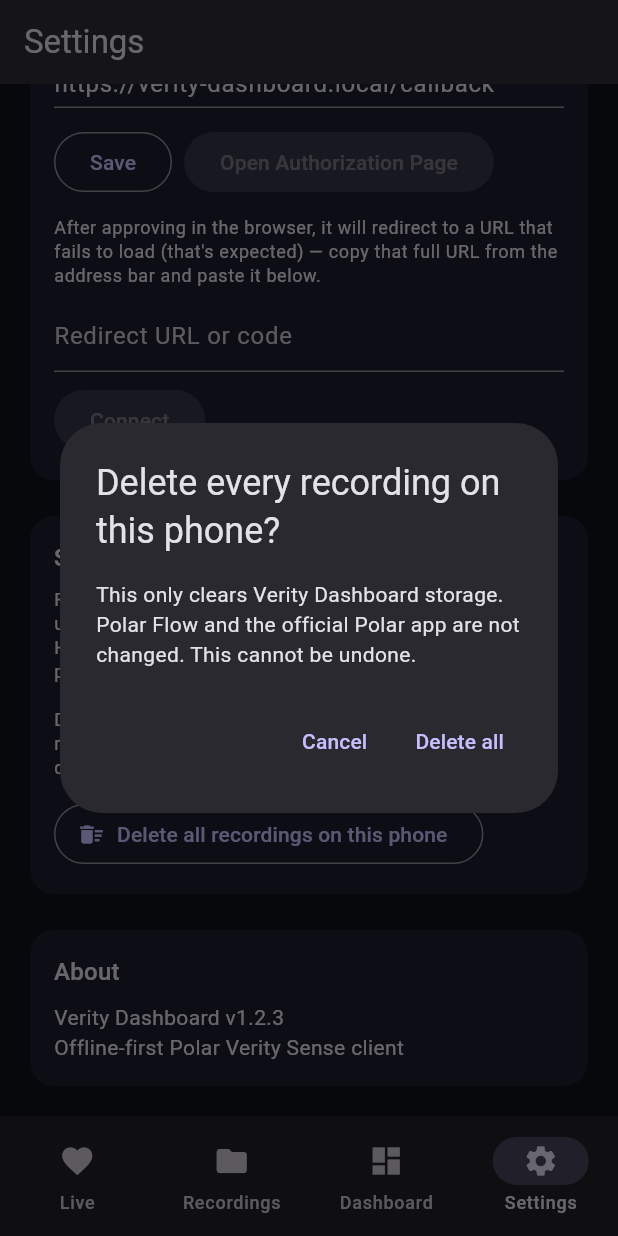
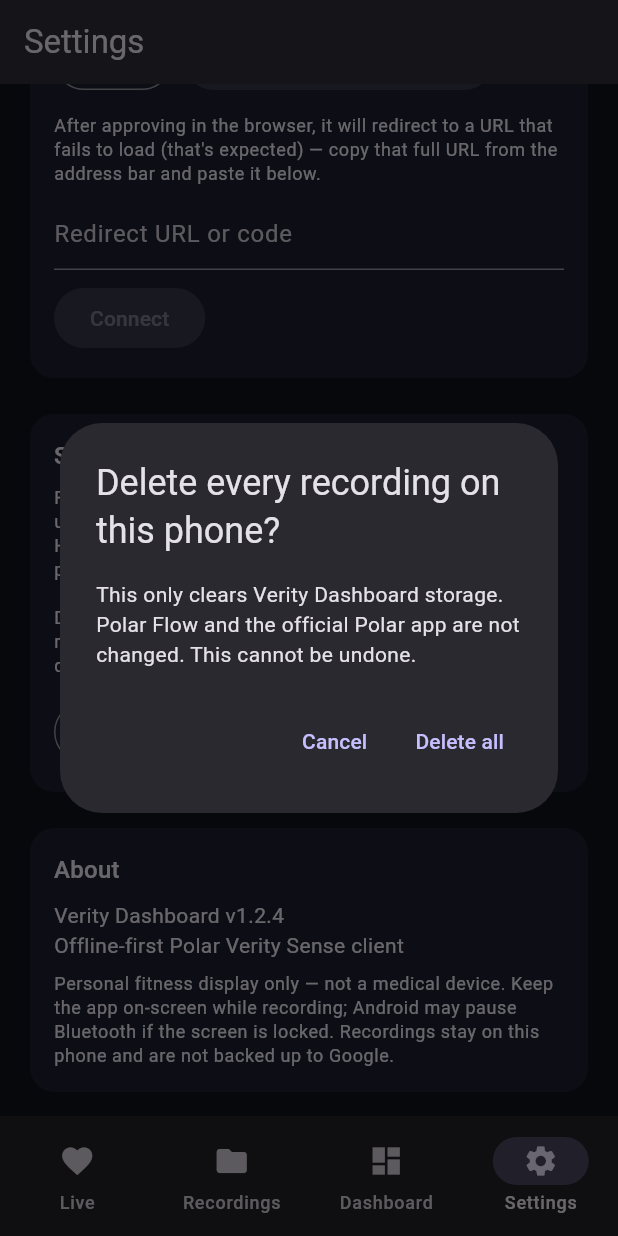
Before and after one commit to MCdigital-design/Health-App, a Flutter app: the screen it shows after launch, item 4 of the bottom bar chosen, scrolled down 1152 dp, after a tap on "Delete all recordings on this phone", on a phone screen of 412 x 824 dp. Run offline on Flutter 3.47's test engine with Material 3 defaults, Android fonts, the phone set to English and light mode, and no system bars; our stand-ins replace fl_chart, shared_preferences, sqflite; missing offline and left inert: polar; accounts and stored records are empty.

Commit message:
Harden recording flush, orphan close, and backup for v1.2.4.
Serialize SQLite flushes, restore samples on write failure, close
crash-orphaned sessions on launch, deny Android backup of health
data, and persist the buffer when the app is backgrounded.

Co-authored-by: MCdigital-design <MCdigital-design@users.noreply.github.com>

```diff
--- a/apps/verity_dashboard/lib/screens/settings_screen.dart
+++ b/apps/verity_dashboard/lib/screens/settings_screen.dart
@@ -499,8 +499,16 @@ class _SettingsScreenState extends State<SettingsScreen> {
                 children: [
                   Text('About', style: Theme.of(context).textTheme.titleMedium),
                   const SizedBox(height: 8),
-                  const Text('Verity Dashboard v1.2.3'),
+                  const Text('Verity Dashboard v1.2.4'),
                   const Text('Offline-first Polar Verity Sense client'),
+                  const SizedBox(height: 8),
+                  Text(
+                    'Personal fitness display only — not a medical device. '
+                    'Keep the app on-screen while recording; Android may pause '
+                    'Bluetooth if the screen is locked. Recordings stay on this '
+                    'phone and are not backed up to Google.',
+                    style: Theme.of(context).textTheme.bodySmall,
+                  ),
                 ],
               ),
             ),
--- a/apps/verity_dashboard/lib/storage/local_db.dart
+++ b/apps/verity_dashboard/lib/storage/local_db.dart
@@ -45,6 +45,10 @@ class LocalDb {
     return openDatabase(
       path,
       version: _schemaVersion,
+      onConfigure: (db) async {
+        await db.execute('PRAGMA foreign_keys = ON');
+        await db.rawQuery('PRAGMA journal_mode = WAL');
+      },
       onCreate: (db, version) async {
         await db.execute('''
           CREATE TABLE sessions(
@@ -263,6 +267,33 @@ class LocalDb {
     await db.delete('sessions', where: 'id = ?', whereArgs: [sessionId]);
   }
 
+  /// Close recordings that were still open when the process died
+  /// (force-stop, crash, battery death). Uses the last sample time so
+  /// duration stays honest.
+  Future<int> finalizeOrphanedSessions({int? nowMs}) async {
+    final db = await database;
+    final orphans = await db.query(
+      'sessions',
+      where: 'end_time_ms IS NULL',
+      columns: ['id', 'start_time_ms'],
+    );
+    for (final row in orphans) {
+      final id = row['id'] as String;
+      final start = row['start_time_ms'] as int? ??
+          nowMs ??
+          DateTime.now().millisecondsSinceEpoch;
+      final last = await db.rawQuery(
+        'SELECT MAX(timestamp_ms) as t FROM samples WHERE session_id = ?',
+        [id],
+      );
+      // Prefer last sample so a crash does not stretch duration to relaunch.
+      final end = last.first['t'] as int? ?? start;
+      final count = await getSampleCount(id);
+      await updateSessionSampleCount(id, count, endTimeMs: end);
+    }
+    return orphans.length;
+  }
+
   Future<void> deleteAllSessions() async {
     final db = await database;
     await db.delete('samples');
--- a/apps/verity_dashboard/pubspec.yaml
+++ b/apps/verity_dashboard/pubspec.yaml
@@ -16,7 +16,7 @@ publish_to: 'none' # Remove this line if you wish to publish to pub.dev
 # https://developer.apple.com/library/archive/documentation/General/Reference/InfoPlistKeyReference/Articles/CoreFoundationKeys.html
 # In Windows, build-name is used as the major, minor, and patch parts
 # of the product and file versions while build-number is used as the build suffix.
-version: 1.2.3+10
+version: 1.2.4+11
 
 environment:
   sdk: ^3.9.2
```
Also changed, not shown: apps/verity_dashboard/lib/main.dart (+17 -1 lines), apps/verity_dashboard/lib/polar/polar_repository.dart (+48 -12 lines), 6 other files.
